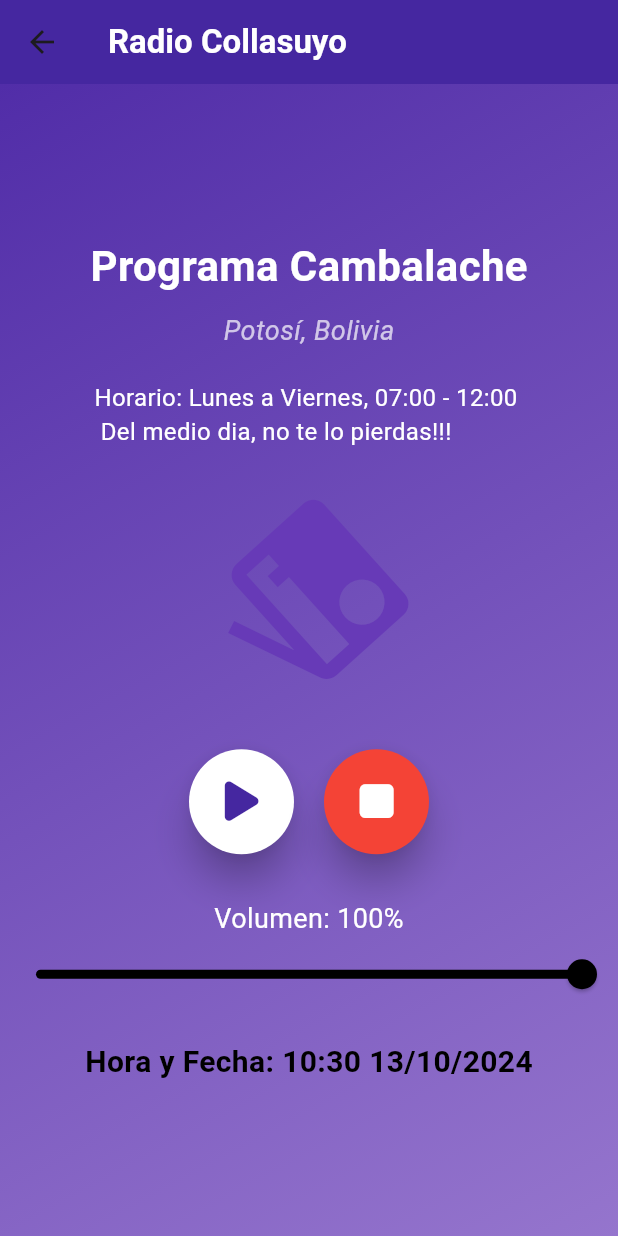
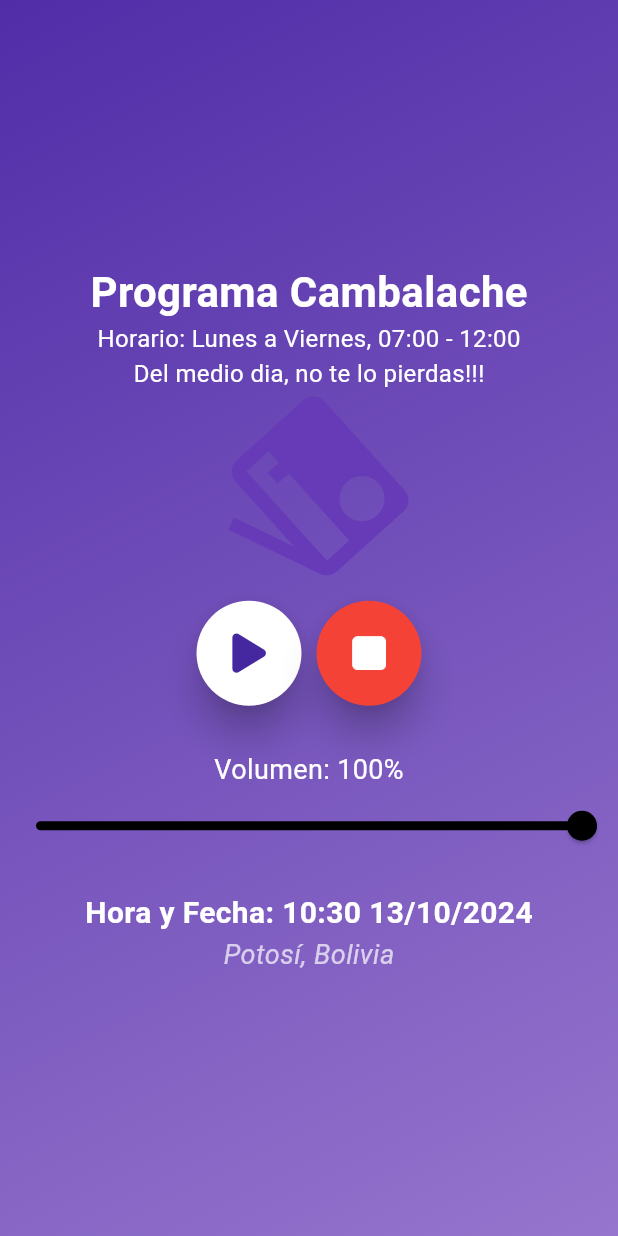
Before and after one commit to Marcelochoquecruz/INVESTIGACION-app-movil-anuncios-y-calsificados-, a Flutter app: the RadioView screen opened by its route, on a phone screen of 412 x 824 dp. Run offline on Flutter 3.47's test engine with Material 3 defaults, Android fonts, the phone set to English and light mode, and no system bars; our stand-ins replace audioplayers, carousel_slider, firebase_auth, firebase_core, font_awesome_flutter, get and 1 more; accounts and stored records are empty.

Commit message:
Correcion radio y fondo funcional

```diff
--- a/lib/views/radio_view.dart
+++ b/lib/views/radio_view.dart
@@ -4,7 +4,7 @@ import 'package:font_awesome_flutter/font_awesome_flutter.dart';
 import 'package:intl/intl.dart';
 
 class RadioView extends StatefulWidget {
-  const RadioView({Key? key}) : super(key: key);
+  const RadioView({super.key});
 
   @override
   _RadioViewState createState() => _RadioViewState();
@@ -63,16 +63,6 @@ class _RadioViewState extends State<RadioView> with SingleTickerProviderStateMix
   @override
   Widget build(BuildContext context) {
     return Scaffold(
-      appBar: AppBar(
-        title: const Text('Radio Collasuyo', style: TextStyle(fontWeight: FontWeight.bold, color: Colors.white)),
-        backgroundColor: Colors.deepPurple[800],
-        leading: IconButton(
-          icon: Icon(Icons.arrow_back),
-          onPressed: () {
-            // Aquí iría la lógica para regresar
-          },
-        ),
-      ),
       body: Container(
         decoration: BoxDecoration(
           gradient: LinearGradient(
@@ -89,17 +79,16 @@ class _RadioViewState extends State<RadioView> with SingleTickerProviderStateMix
                 'Programa Cambalache',
                 style: TextStyle(fontSize: 28, fontWeight: FontWeight.bold, color: Colors.white),
               ),
-              const SizedBox(height: 10),
+
               const Text(
-                'Potosí, Bolivia',
-                style: TextStyle(fontSize: 18, fontStyle: FontStyle.italic, color: Colors.white70),
-              ),
-              SizedBox(height: 20),
-              Text(
-                'Horario: Lunes a Viernes, 07:00 - 12:00 \n Del medio dia, no te lo pierdas!!!',
+                'Horario: Lunes a Viernes, 07:00 - 12:00',
                 style: TextStyle(fontSize: 16, color: Colors.white),
               ),
-              SizedBox(height: 40),
+              const Text(
+                'Del medio dia, no te lo pierdas!!!',
+                style: TextStyle(fontSize: 16, color: Colors.white),
+              ),
+              const SizedBox(height: 10),
               AnimatedBuilder(
                 animation: _animationController,
                 builder: (_, child) {
@@ -108,13 +97,13 @@ class _RadioViewState extends State<RadioView> with SingleTickerProviderStateMix
                     child: child,
                   );
                 },
-                child: Icon(
+                child: const Icon(
                   Icons.radio,
                   size: 120,
                   color: Colors.deepPurple,
                 ),
               ),
-              SizedBox(height: 40),
+              const SizedBox(height: 10),
               Row(
                 mainAxisAlignment: MainAxisAlignment.center,
                 children: [
@@ -122,8 +111,8 @@ class _RadioViewState extends State<RadioView> with SingleTickerProviderStateMix
                     onPressed: _togglePlay,
                     style: ElevatedButton.styleFrom(
                       backgroundColor: Colors.white,
-                      shape: CircleBorder(),
-                      padding: EdgeInsets.all(20),
+                      shape: const CircleBorder(),
+                      padding: const EdgeInsets.all(20),
                       elevation: 10,
                     ),
                     child: Icon(
@@ -132,16 +121,16 @@ class _RadioViewState extends State<RadioView> with SingleTickerProviderStateMix
                       color: Colors.deepPurple[800],
                     ),
                   ),
-                  SizedBox(width: 20),
+                  const SizedBox(width: 10),
                   ElevatedButton(
                     onPressed: _stopPlayback,
                     style: ElevatedButton.styleFrom(
                       backgroundColor: Colors.red,
-                      shape: CircleBorder(),
-                      padding: EdgeInsets.all(20),
+                      shape: const CircleBorder(),
+                      padding: const EdgeInsets.all(20),
                       elevation: 10,
                     ),
-                    child: Icon(
+                    child: const Icon(
                       FontAwesomeIcons.stop,
                       size: 30,
                       color: Colors.white,
@@ -149,10 +138,10 @@ class _RadioViewState extends State<RadioView> with SingleTickerProviderStateMix
                   ),
                 ],
               ),
-              SizedBox(height: 30),
+              const SizedBox(height: 30),
               Text(
                 'Volumen: ${(_volume * 100).toInt()}%',
-                style: TextStyle(fontSize: 18, color: Colors.white),
+                style: const TextStyle(fontSize: 18, color: Colors.white),
               ),
               Slider(
                 value: _volume,
@@ -162,10 +151,17 @@ class _RadioViewState extends State<RadioView> with SingleTickerProviderStateMix
                 activeColor: Colors.black,
                 inactiveColor: Colors.grey[400],
               ),
-              SizedBox(height: 20),
+              const SizedBox(height: 20),
               Text(
                 'Hora y Fecha: ${DateFormat('HH:mm dd/MM/yyyy').format(DateTime.now())}',
-                style: TextStyle(fontSize: 20, color: Colors.black, fontWeight: FontWeight.bold),
+                style: const TextStyle(fontSize: 20, color: Colors.white, fontWeight: FontWeight.bold),
+              ),
+              const Text(
+                'Potosí, Bolivia',
+                style: TextStyle(
+                    fontSize: 18,
+                    fontStyle: FontStyle.italic,
+                    color: Colors.white70),
               ),
             ],
           ),
```
Also changed, not shown: lib/views/continue_view.dart (+48 -92 lines), lib/views/home_view.dart (+5 -2 lines).
